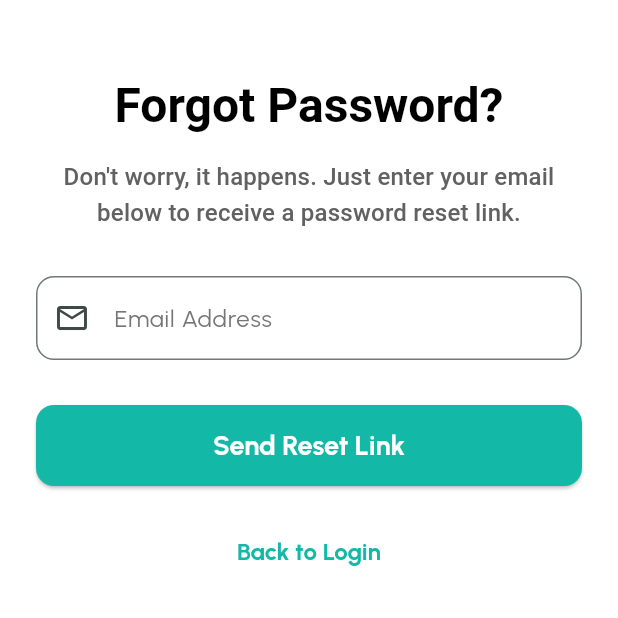
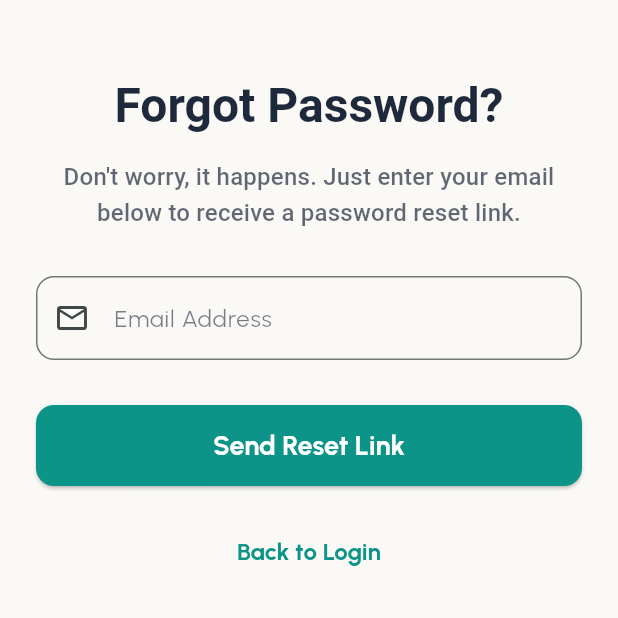
Before and after one commit to jsvelchez/myapp, a Flutter app: the screen it shows after launch, after a tap on "Forgot password?", on a phone screen of 412 x 824 dp, the top half of it. Run offline on Flutter 3.47's test engine with Material 3 defaults, Android fonts, the light colour scheme and no system bars; our stand-ins replace firebase_auth, firebase_core, font_awesome_flutter, google_fonts; accounts and stored records are empty; network calls fail.

Commit message:
Changes: Auth UI

```diff
--- a/lib/screens/auth/auth_screen.dart
+++ b/lib/screens/auth/auth_screen.dart
@@ -39,11 +39,7 @@ class _LoginScreenState extends State<LoginScreen> {
                         Text(
                           'Splitzy',
                           textAlign: TextAlign.center,
-                          style: Theme.of(context).textTheme.headlineLarge?.copyWith(
-                                color: Theme.of(context).primaryColor,
-                                fontSize: 40,
-                                fontWeight: FontWeight.bold,
-                              ),
+                          style: Theme.of(context).textTheme.headlineLarge,
                         ),
                         const SizedBox(height: 12),
                         Text(
@@ -81,8 +77,16 @@ class _LoginScreenState extends State<LoginScreen> {
                             return null;
                           },
                         ),
-                        if (_isSignUp)
-                          Padding(
+                        AnimatedContainer(
+                          duration: const Duration(milliseconds: 200),
+                          curve: Curves.easeInOut,
+                          height: _isSignUp ? 95 : 0,
+                          child: AnimatedOpacity(
+                            duration: const Duration(milliseconds: 200),
+                            curve: Curves.easeInOut,
+                            opacity: _isSignUp ? 1 : 0,
+                            child: _isSignUp
+                                ? Padding(
                                     padding: const EdgeInsets.only(top: 16.0),
                                     child: TextFormField(
                                       controller: _confirmPasswordController,
@@ -95,11 +99,15 @@ class _LoginScreenState extends State<LoginScreen> {
                                         if (_isSignUp &&
                                             (value == null ||
                                                 value.isEmpty ||
-                                        value != _passwordController.text)) {
+                                                value !=
+                                                    _passwordController.text)) {
                                           return 'Passwords do not match';
                                         }
                                         return null;
                                       },
+                                    ),
+                                  )
+                                : null,
                           ),
                         ),
                         const SizedBox(height: 24),
@@ -116,7 +124,8 @@ class _LoginScreenState extends State<LoginScreen> {
                           children: [
                             const Expanded(child: Divider()),
                             Padding(
-                              padding: const EdgeInsets.symmetric(horizontal: 8.0),
+                              padding:
+                                  const EdgeInsets.symmetric(horizontal: 8.0),
                               child: Text(
                                 'or',
                                 style: Theme.of(context).textTheme.bodyMedium,
@@ -146,34 +155,42 @@ class _LoginScreenState extends State<LoginScreen> {
                               onPressed: () {
                                 Navigator.push(
                                   context,
-                                  MaterialPageRoute(builder: (context) => const ForgotPasswordScreen()),
+                                  MaterialPageRoute(
+                                      builder: (context) =>
+                                          const ForgotPasswordScreen()),
                                 );
                               },
-                              child: Text(
+                              child: const Text(
                                 'Forgot password?',
-                                style: Theme.of(context).textTheme.bodySmall?.copyWith(
-                                      color: Colors.grey,
-                                      decoration: TextDecoration.underline,
-                                      fontWeight: FontWeight.bold,
-                                    ),
                               ),
                             ),
                           ],
                         ),
-                        const Spacer(),
-                        const SizedBox(height: 8),
                         TextButton(
                           onPressed: () {
                             setState(() {
                               _isSignUp = !_isSignUp;
                             });
                           },
-                          child: Text(
-                            _isSignUp
-                                ? 'Already have an account? Sign In'
-                                : "Don't have an account? Sign Up",
+                          child: Text.rich(
+                            TextSpan(
+                              children: <TextSpan>[
+                                TextSpan(
+                                    text: _isSignUp
+                                        ? 'Already have an account? '
+                                        : "Don't have an account? ",
+                                    style: const TextStyle(color: Colors.grey)),
+                                TextSpan(
+                                    text: _isSignUp ? 'Sign In' : 'Sign Up',
+                                    style: TextStyle(
+                                        color: Theme.of(context).primaryColor,
+                                        fontWeight: FontWeight.bold)),
+                              ],
+                            ),
+                            textAlign: TextAlign.center,
                           ),
                         ),
+                        const Spacer(),
                         const SizedBox(height: 16),
                         Text(
                           'By continuing, you agree to our Terms & Privacy Policy',
--- a/lib/screens/auth/forgot_password_screen.dart
+++ b/lib/screens/auth/forgot_password_screen.dart
@@ -47,8 +47,6 @@ class ForgotPasswordScreenState extends State<ForgotPasswordScreen> {
 
   @override
   Widget build(BuildContext context) {
-    final textTheme = Theme.of(context).textTheme;
-    final colorScheme = Theme.of(context).colorScheme;
 
     return Scaffold(
       body: SafeArea(
@@ -61,13 +59,13 @@ class ForgotPasswordScreenState extends State<ForgotPasswordScreen> {
               Text(
                 'Forgot Password?',
                 textAlign: TextAlign.center,
-                style: textTheme.headlineLarge,
+                style: Theme.of(context).textTheme.headlineLarge,
               ),
               const SizedBox(height: 16),
               Text(
                 "Don't worry, it happens. Just enter your email below to receive a password reset link.",
                 textAlign: TextAlign.center,
-                style: textTheme.titleMedium,
+                style: Theme.of(context).textTheme.titleMedium,
               ),
               const SizedBox(height: 30),
               TextField(
@@ -84,11 +82,11 @@ class ForgotPasswordScreenState extends State<ForgotPasswordScreen> {
                   child: Row(
                     mainAxisAlignment: MainAxisAlignment.center,
                     children: [
-                      Icon(Icons.error_outline, color: colorScheme.error, size: 16),
+                      Icon(Icons.error_outline, color: Theme.of(context).colorScheme.error, size: 16),
                       const SizedBox(width: 4),
                       Text(
                         _error!,
-                        style: textTheme.bodySmall?.copyWith(color: colorScheme.error),
+                        style: Theme.of(context).textTheme.bodySmall?.copyWith(color: Theme.of(context).colorScheme.error),
                       ),
                     ],
                   ),
@@ -98,7 +96,7 @@ class ForgotPasswordScreenState extends State<ForgotPasswordScreen> {
                   padding: const EdgeInsets.only(top: 8.0),
                   child: Text(
                     _success!,
-                    style: textTheme.bodyMedium?.copyWith(color: Colors.green),
+                    style: Theme.of(context).textTheme.bodyMedium?.copyWith(color: Theme.of(context).primaryColor),
                     textAlign: TextAlign.center,
                   ),
                 ),
--- a/lib/theme.dart
+++ b/lib/theme.dart
@@ -1,31 +1,38 @@
 import 'package:flutter/material.dart';
 import 'package:google_fonts/google_fonts.dart';
 
-const Color primaryColor = Color(0xFF14B8A6);
+// New Color Palette
+const Color primaryAction = Color(0xFF0D9488); // Deep Teal
+const Color softCream = Color(0xFFFAF9F6); // Soft Cream
+const Color lightMint = Color(0xFFCCFBF1); // Light Mint
+const Color darkSlate = Color(0xFF1E293B); // Dark Slate
 
 final ThemeData appTheme = ThemeData(
-  primaryColor: primaryColor,
-  // Use `brightness: Brightness.light` to ensure consistency.
-  colorScheme: ColorScheme.fromSeed(seedColor: primaryColor, brightness: Brightness.light),
-  scaffoldBackgroundColor: Colors.white,
+  primaryColor: primaryAction,
+  colorScheme: ColorScheme.fromSeed(
+    seedColor: primaryAction,
+    brightness: Brightness.light,
+    secondary: lightMint, // Use Light Mint as secondary
+  ),
+  scaffoldBackgroundColor: softCream,
   textTheme: GoogleFonts.urbanistTextTheme(
     ThemeData.light().textTheme,
   ).copyWith(
     // For large headlines like "Welcome to Splitzy!"
-    headlineLarge: const TextStyle(fontSize: 32, fontWeight: FontWeight.bold, color: Colors.black),
+    headlineLarge: const TextStyle(fontSize: 32, fontWeight: FontWeight.bold, color: darkSlate),
     // For smaller headlines like "Forgot Password?"
-    headlineSmall: const TextStyle(fontSize: 24, fontWeight: FontWeight.bold, color: Colors.black),
+    headlineSmall: const TextStyle(fontSize: 24, fontWeight: FontWeight.bold, color: darkSlate),
      // For subtitles
-    titleMedium: TextStyle(fontSize: 16, color: Colors.grey[700]),
+    titleMedium: TextStyle(fontSize: 16, color: darkSlate.withOpacity(0.7)),
     // For button text
     labelLarge: const TextStyle(fontSize: 18, fontWeight: FontWeight.bold),
     // For regular body text
-    bodyMedium: TextStyle(fontSize: 14, color: Colors.grey[600]),
+    bodyMedium: TextStyle(fontSize: 14, color: darkSlate.withOpacity(0.8)),
   ),
   elevatedButtonTheme: ElevatedButtonThemeData(
     style: ElevatedButton.styleFrom(
-      backgroundColor: primaryColor,
-      foregroundColor: Colors.white,
+      backgroundColor: primaryAction,
+      foregroundColor: Colors.white, // White text on buttons looks good
       padding: const EdgeInsets.symmetric(vertical: 16, horizontal: 24),
       shape: RoundedRectangleBorder(
         borderRadius: BorderRadius.circular(12),
@@ -38,7 +45,7 @@ final ThemeData appTheme = ThemeData(
   ),
   textButtonTheme: TextButtonThemeData(
     style: TextButton.styleFrom(
-      foregroundColor: primaryColor,
+      foregroundColor: primaryAction,
       textStyle: GoogleFonts.urbanist(
         fontWeight: FontWeight.bold,
         fontSize: 16,
@@ -51,8 +58,8 @@ final ThemeData appTheme = ThemeData(
     ),
     focusedBorder: OutlineInputBorder(
       borderRadius: BorderRadius.circular(12),
-      borderSide: const BorderSide(color: primaryColor),
+      borderSide: const BorderSide(color: primaryAction),
     ),
-    labelStyle: TextStyle(color: Colors.grey[600]),
+    labelStyle: TextStyle(color: darkSlate.withOpacity(0.6)),
   ),
 );
```
Lines whose indentation alone changed are shown as unchanged.
